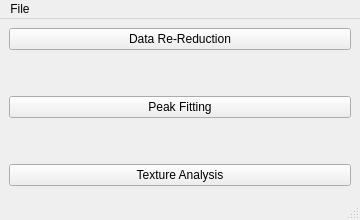
The window that designer/pyrsmain.ui (neutrons/PyRS) describes before a commit, drawn with Qt 5.
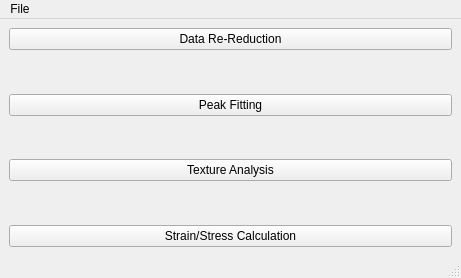
The same window after the commit.

```diff
--- a/designer/pyrsmain.ui
+++ b/designer/pyrsmain.ui
@@ -6,8 +6,8 @@
    <rect>
     <x>0</x>
     <y>0</y>
-    <width>360</width>
-    <height>220</height>
+    <width>461</width>
+    <height>278</height>
    </rect>
   </property>
   <property name="windowTitle">
@@ -15,6 +15,13 @@
   </property>
   <widget class="QWidget" name="centralwidget">
    <layout class="QGridLayout" name="gridLayout">
+    <item row="6" column="0">
+     <widget class="QPushButton" name="pushButton_launchStrainStressCalculation">
+      <property name="text">
+       <string>Strain/Stress Calculation</string>
+      </property>
+     </widget>
+    </item>
     <item row="0" column="0">
      <widget class="QPushButton" name="pushButton_2">
       <property name="text">
@@ -68,6 +75,22 @@
       </property>
      </widget>
     </item>
+    <item row="5" column="0">
+     <spacer name="verticalSpacer_3">
+      <property name="orientation">
+       <enum>Qt::Vertical</enum>
+      </property>
+      <property name="sizeType">
+       <enum>QSizePolicy::Ignored</enum>
+      </property>
+      <property name="sizeHint" stdset="0">
+       <size>
+        <width>20</width>
+        <height>40</height>
+       </size>
+      </property>
+     </spacer>
+    </item>
    </layout>
   </widget>
   <widget class="QMenuBar" name="menubar">
@@ -75,7 +98,7 @@
     <rect>
      <x>0</x>
      <y>0</y>
-     <width>360</width>
+     <width>461</width>
      <height>25</height>
     </rect>
    </property>
```
Left out of the diff: 32 changed lines with no effect on the pictures.
